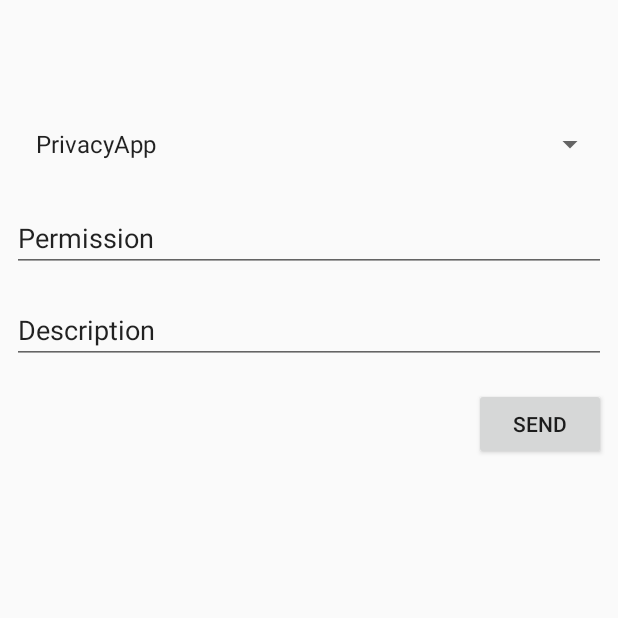
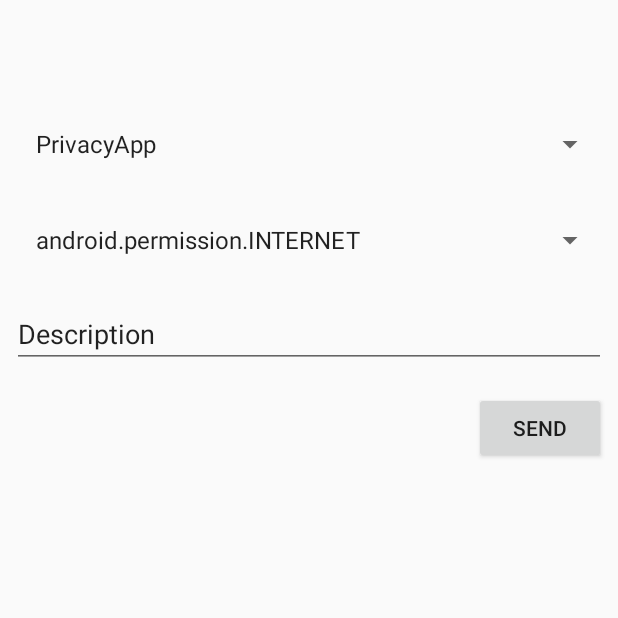
Before and after one commit to emiltang/SEMProject2019, an Android app: the CreateWarningFragment screen opened through its navigation route, on a phone screen of 412 x 824 dp, the top half of it. Run offline under Robolectric (Android 15) with nearby library versions, the phone set to English and light mode, and no system bars; our stand-ins replace navigation-ui; 2 statements that could not run were skipped.

Commit message:
Permission spinner added to CreateWarningFragment

```diff
--- a/app/src/main/java/com/example/privacyapp/ui/fragment/CreateWarningFragment.kt
+++ b/app/src/main/java/com/example/privacyapp/ui/fragment/CreateWarningFragment.kt
@@ -1,6 +1,7 @@
 package com.example.privacyapp.ui.fragment
 
 import android.content.pm.ApplicationInfo
+import android.content.pm.PackageManager
 import android.os.Bundle
 import android.view.View
 import android.widget.AdapterView
@@ -15,9 +16,9 @@ import kotlinx.android.synthetic.main.fragment_create_warning.*
 
 class CreateWarningFragment : Fragment(R.layout.fragment_create_warning), AdapterView.OnItemSelectedListener, View.OnClickListener {
 
-    lateinit var workManager: WorkManager
+    private lateinit var workManager: WorkManager
 
-    private val list = mutableListOf<String>()
+    private val appNamesList = mutableListOf<String>()
     private var apps = emptyList<ApplicationInfo>()
 
     override fun onViewCreated(view: View, savedInstanceState: Bundle?) {
@@ -29,10 +30,9 @@ class CreateWarningFragment : Fragment(R.layout.fragment_create_warning), Adapte
     }
 
     private fun handleSendButton(view: View) {
-
         val data = Data.Builder()
             .putString("app", appTitleSpinner.selectedItem.toString())
-            .putString("permission", permission.text.toString())
+            .putString("permission", appPermissionSpinner.selectedItem.toString())
             .putString("description", description.text.toString())
             .build()
         val request = OneTimeWorkRequest.Builder(UploadWorker::class.java).setInputData(data).build()
@@ -48,11 +48,11 @@ class CreateWarningFragment : Fragment(R.layout.fragment_create_warning), Adapte
     private fun loadApplicationInfoToSpinner () {
         apps = context!!.packageManager.getInstalledApplications(0)
         apps.forEach{
-            list.add(context!!.packageManager.getApplicationLabel(it).toString())
+            appNamesList.add(context!!.packageManager.getApplicationLabel(it).toString())
         }
-        val adapter = ArrayAdapter(context!!, android.R.layout.simple_list_item_1, list)
-        adapter.setDropDownViewResource(android.R.layout.simple_spinner_dropdown_item)
-        appTitleSpinner.adapter = adapter
+        val adapterApps = ArrayAdapter(context!!, android.R.layout.simple_list_item_1, appNamesList)
+        adapterApps.setDropDownViewResource(android.R.layout.simple_spinner_dropdown_item)
+        appTitleSpinner.adapter = adapterApps
     }
 
     override fun onNothingSelected(parent: AdapterView<*>?) {
@@ -60,6 +60,19 @@ class CreateWarningFragment : Fragment(R.layout.fragment_create_warning), Adapte
     }
 
     override fun onItemSelected(parent: AdapterView<*>?, view: View?, position: Int, id: Long) {
-        println("The selected item is: " + list[position] + " is it the same " + appTitleSpinner.selectedItem.toString())
+        setAppPermissionSpinner(position)
     }
+
+    private fun setAppPermissionSpinner(position: Int) {
+        val perm = context!!.packageManager.getPackageInfo(
+            apps[position].packageName,
+            PackageManager.GET_PERMISSIONS
+        )
+        val permissionList = perm.requestedPermissions ?: emptyArray()
+        val adapterPerm =
+            ArrayAdapter(context!!, android.R.layout.simple_list_item_1, permissionList)
+        adapterPerm.setDropDownViewResource(android.R.layout.simple_spinner_dropdown_item)
+        appPermissionSpinner.adapter = adapterPerm
+    }
+
 }
--- a/app/src/main/res/layout/fragment_create_warning.xml
+++ b/app/src/main/res/layout/fragment_create_warning.xml
@@ -19,17 +19,15 @@
         app:layout_constraintStart_toStartOf="parent"
         app:layout_constraintTop_toTopOf="parent" />
 
-    <EditText
-        android:id="@+id/permission"
+    <Spinner
+        android:id="@+id/appPermissionSpinner"
         android:layout_width="0dp"
         android:layout_height="wrap_content"
         android:layout_marginStart="8dp"
         android:layout_marginTop="16dp"
         android:layout_marginEnd="8dp"
-        android:importantForAutofill="no"
-        android:text="@string/permission"
+        android:text="Permissions"
         app:layout_constraintEnd_toEndOf="parent"
-        app:layout_constraintHorizontal_bias="1.0"
         app:layout_constraintStart_toStartOf="parent"
         app:layout_constraintTop_toBottomOf="@+id/appTitleSpinner" />
 
@@ -44,7 +42,7 @@
         android:text="@string/description"
         app:layout_constraintEnd_toEndOf="parent"
         app:layout_constraintStart_toStartOf="parent"
-        app:layout_constraintTop_toBottomOf="@+id/permission" />
+        app:layout_constraintTop_toBottomOf="@+id/appPermissionSpinner" />
 
     <Button
         android:id="@+id/sendButton"
```
